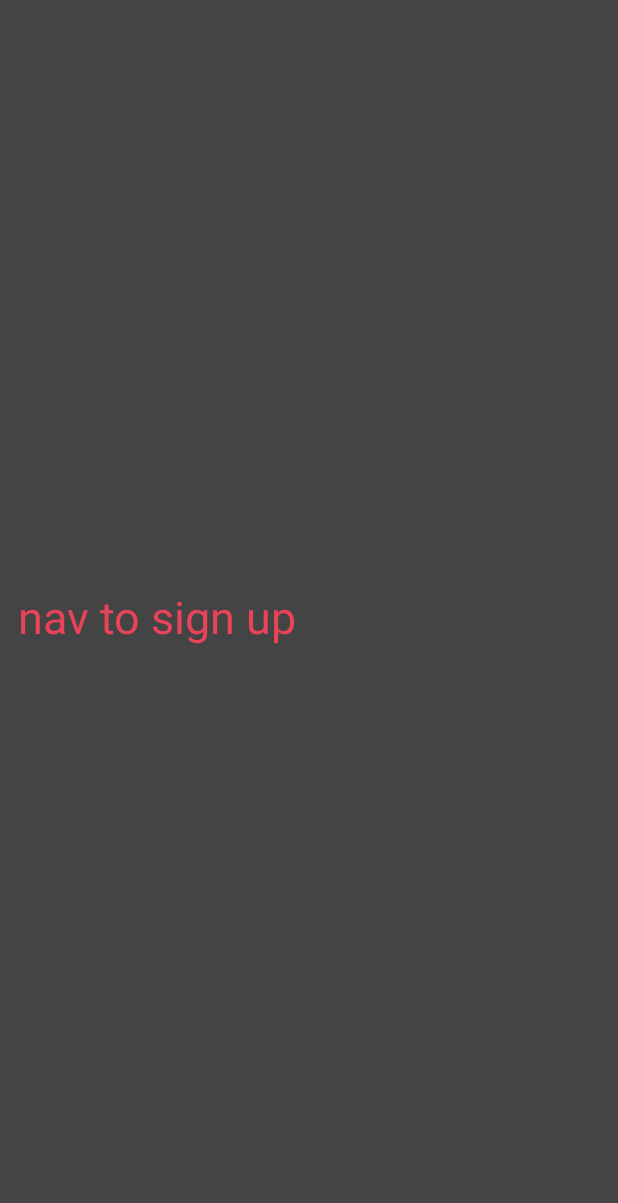
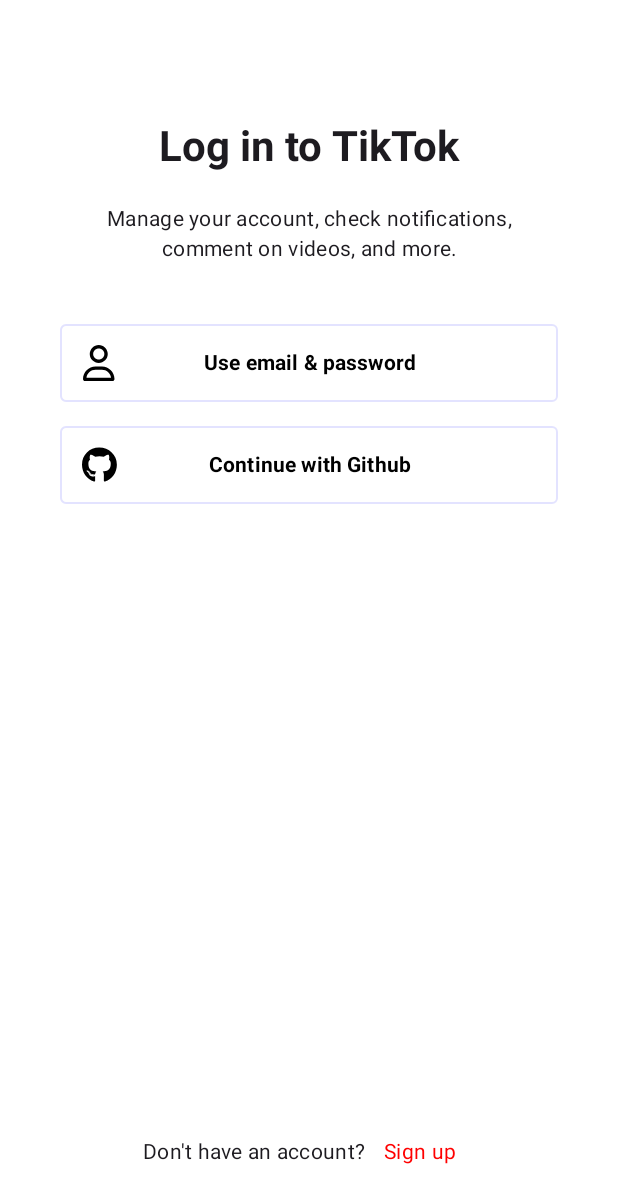
Before and after one commit to bam-e22/tiktok_clone_android, an Android app built with Jetpack Compose: the LoginRoute screen opened through its navigation route, on a phone screen of 412 x 824 dp. Before the commit the part shown is almost empty. Shown: the top 1203 px of the screen. Run offline under Robolectric (Android 15) with nearby library versions, the phone set to English and light mode, and no system bars.

Commit message:
LoginScreen 추가

```diff
--- a/app/src/main/java/com/example/tiktok/navigation/AuthNavigation.kt
+++ b/app/src/main/java/com/example/tiktok/navigation/AuthNavigation.kt
@@ -4,8 +4,8 @@ import androidx.navigation.NavController
 import androidx.navigation.NavGraphBuilder
 import androidx.navigation.compose.composable
 import androidx.navigation.navigation
-import com.example.tiktok.ui.authentication.LoginRoute
-import com.example.tiktok.ui.authentication.SignUpRoute
+import com.example.tiktok.ui.authentication.login.LoginRoute
+import com.example.tiktok.ui.authentication.signup.SignUpRoute
 
 const val AuthGraphRoute = "auth_graph"
 const val SignUpNavRoute = "signup"
@@ -23,7 +23,6 @@ fun NavGraphBuilder.addAuthNavGraph(
         ) {
             SignUpRoute(
                 navigateToLogin = {
-                    navController.popBackStack()
                     navController.navigate(LoginNavRoute)
                 }
             )
@@ -35,7 +34,6 @@ fun NavGraphBuilder.addAuthNavGraph(
             LoginRoute(
                 navigateToSignUp = {
                     navController.popBackStack()
-                    navController.navigate(SignUpNavRoute)
                 }
             )
         }
--- a/app/src/main/java/com/example/tiktok/ui/authentication/LoginScreen.kt
+++ /dev/null
@@ -1,43 +0,0 @@
-package com.example.tiktok.ui.authentication
-
-import androidx.compose.foundation.background
-import androidx.compose.foundation.layout.Arrangement
-import androidx.compose.foundation.layout.Column
-import androidx.compose.foundation.layout.fillMaxSize
-import androidx.compose.material3.Text
-import androidx.compose.material3.TextButton
-import androidx.compose.runtime.Composable
-import androidx.compose.ui.Modifier
-import androidx.compose.ui.graphics.Color
-import androidx.compose.ui.text.TextStyle
-import androidx.compose.ui.unit.sp
-
-@Composable
-fun LoginRoute(
-    navigateToSignUp: () -> Unit
-) {
-    LoginScreen(
-        navigateToSignUp = navigateToSignUp
-    )
-}
-
-@Composable
-fun LoginScreen(
-    navigateToSignUp: () -> Unit
-) {
-    Column(
-        modifier = Modifier
-            .fillMaxSize()
-            .background(Color.DarkGray),
-        verticalArrangement = Arrangement.Center
-    ) {
-        TextButton(onClick = navigateToSignUp) {
-            Text(
-                "nav to sign up",
-                style = TextStyle(
-                    fontSize = 30.sp
-                )
-            )
-        }
-    }
-}
--- a/app/src/main/java/com/example/tiktok/ui/authentication/SignUpScreen.kt
+++ b/app/src/main/java/com/example/tiktok/ui/authentication/login/LoginScreen.kt
@@ -1,4 +1,4 @@
-package com.example.tiktok.ui.authentication
+package com.example.tiktok.ui.authentication.login
 
 import androidx.compose.foundation.background
 import androidx.compose.foundation.layout.Arrangement
@@ -9,7 +9,6 @@ import androidx.compose.foundation.layout.fillMaxSize
 import androidx.compose.foundation.layout.fillMaxWidth
 import androidx.compose.foundation.layout.height
 import androidx.compose.foundation.layout.padding
-import androidx.compose.foundation.layout.width
 import androidx.compose.material3.MaterialTheme
 import androidx.compose.material3.Scaffold
 import androidx.compose.material3.Text
@@ -21,23 +20,22 @@ import androidx.compose.ui.graphics.Color
 import androidx.compose.ui.res.painterResource
 import androidx.compose.ui.text.font.FontWeight
 import androidx.compose.ui.text.style.TextAlign
-import androidx.compose.ui.tooling.preview.Preview
 import androidx.compose.ui.unit.dp
 import com.example.tiktok.R
 import com.example.tiktok.ui.components.AuthButton
-import com.example.tiktok.ui.theme.TiktokTheme
 
 @Composable
-fun SignUpRoute(
-    navigateToLogin: () -> Unit
+fun LoginRoute(
+    navigateToSignUp: () -> Unit,
 ) {
-    SignUpScreen(
-        navigateToLogin = navigateToLogin
+    LoginScreen(
+        navigateToSignUp = navigateToSignUp
     )
 }
+
 @Composable
-private fun SignUpScreen(
-    navigateToLogin: () -> Unit
+fun LoginScreen(
+    navigateToSignUp: () -> Unit,
 ) {
     Scaffold(
         modifier = Modifier
@@ -51,12 +49,12 @@ private fun SignUpScreen(
                 verticalAlignment = Alignment.CenterVertically,
             ) {
                 Text(
-                    "Already have an account?",
+                    "Don't have an account?",
                     style = MaterialTheme.typography.bodyMedium
                 )
-                TextButton(onClick = navigateToLogin) {
+                TextButton(onClick = navigateToSignUp) {
                     Text(
-                        "Log in",
+                        "Sign up",
                         style = MaterialTheme.typography.bodyMedium.copy(color = Color.Red)
                     )
                 }
@@ -75,12 +73,12 @@ private fun SignUpScreen(
         ) {
             Spacer(modifier = Modifier.height(80.dp))
             Text(
-                text = "TikTok에 가입하세요",
+                text = "Log in to TikTok",
                 style = MaterialTheme.typography.headlineMedium.copy(fontWeight = FontWeight.Bold),
             )
             Spacer(modifier = Modifier.height(20.dp))
             Text(
-                text = "Create a profile, follow other accounts, make your own videos, and more.",
+                text = "Manage your account, check notifications, comment on videos, and more.",
                 style = MaterialTheme.typography.bodyMedium,
                 textAlign = TextAlign.Center,
             )
@@ -99,14 +97,5 @@ private fun SignUpScreen(
 
         }
     }
+
 }
-
-@Preview
-@Composable
-fun SignUpScreenPreview() {
-    TiktokTheme {
-        SignUpScreen(
-            navigateToLogin = {}
-        )
-    }
-}
--- /dev/null
+++ b/app/src/main/java/com/example/tiktok/ui/authentication/signup/SignUpScreen.kt
@@ -0,0 +1,112 @@
+package com.example.tiktok.ui.authentication.signup
+
+import androidx.compose.foundation.background
+import androidx.compose.foundation.layout.Arrangement
+import androidx.compose.foundation.layout.Column
+import androidx.compose.foundation.layout.Row
+import androidx.compose.foundation.layout.Spacer
+import androidx.compose.foundation.layout.fillMaxSize
+import androidx.compose.foundation.layout.fillMaxWidth
+import androidx.compose.foundation.layout.height
+import androidx.compose.foundation.layout.padding
+import androidx.compose.material3.MaterialTheme
+import androidx.compose.material3.Scaffold
+import androidx.compose.material3.Text
+import androidx.compose.material3.TextButton
+import androidx.compose.runtime.Composable
+import androidx.compose.ui.Alignment
+import androidx.compose.ui.Modifier
+import androidx.compose.ui.graphics.Color
+import androidx.compose.ui.res.painterResource
+import androidx.compose.ui.text.font.FontWeight
+import androidx.compose.ui.text.style.TextAlign
+import androidx.compose.ui.tooling.preview.Preview
+import androidx.compose.ui.unit.dp
+import com.example.tiktok.R
+import com.example.tiktok.ui.components.AuthButton
+import com.example.tiktok.ui.theme.TiktokTheme
+
+@Composable
+fun SignUpRoute(
+    navigateToLogin: () -> Unit,
+) {
+    SignUpScreen(
+        navigateToLogin = navigateToLogin
+    )
+}
+
+@Composable
+private fun SignUpScreen(
+    navigateToLogin: () -> Unit,
+) {
+    Scaffold(
+        modifier = Modifier
+            .background(MaterialTheme.colorScheme.background),
+        bottomBar = {
+            Row(
+                modifier = Modifier
+                    .fillMaxWidth()
+                    .padding(vertical = 32.dp),
+                horizontalArrangement = Arrangement.Center,
+                verticalAlignment = Alignment.CenterVertically,
+            ) {
+                Text(
+                    "Already have an account?",
+                    style = MaterialTheme.typography.bodyMedium
+                )
+                TextButton(onClick = navigateToLogin) {
+                    Text(
+                        "Log in",
+                        style = MaterialTheme.typography.bodyMedium.copy(color = Color.Red)
+                    )
+                }
+            }
+        }
+    ) { paddingValues ->
+        Column(
+            modifier = Modifier
+                .fillMaxSize()
+                .padding(
+                    bottom = paddingValues.calculateBottomPadding(),
+                    start = 40.dp,
+                    end = 40.dp
+                ),
+            horizontalAlignment = Alignment.CenterHorizontally,
+        ) {
+            Spacer(modifier = Modifier.height(80.dp))
+            Text(
+                text = "TikTok에 가입하세요",
+                style = MaterialTheme.typography.headlineMedium.copy(fontWeight = FontWeight.Bold),
+            )
+            Spacer(modifier = Modifier.height(20.dp))
+            Text(
+                text = "Create a profile, follow other accounts, make your own videos, and more.",
+                style = MaterialTheme.typography.bodyMedium,
+                textAlign = TextAlign.Center,
+            )
+            Spacer(modifier = Modifier.height(40.dp))
+            AuthButton(
+                painter = painterResource(id = R.drawable.user),
+                text = "Use email & password",
+                onClick = { }
+            )
+            Spacer(modifier = Modifier.height(16.dp))
+            AuthButton(
+                painter = painterResource(id = R.drawable.github),
+                text = "Continue with Github",
+                onClick = { }
+            )
+
+        }
+    }
+}
+
+@Preview
+@Composable
+fun SignUpScreenPreview() {
+    TiktokTheme {
+        SignUpScreen(
+            navigateToLogin = {}
+        )
+    }
+}
```
